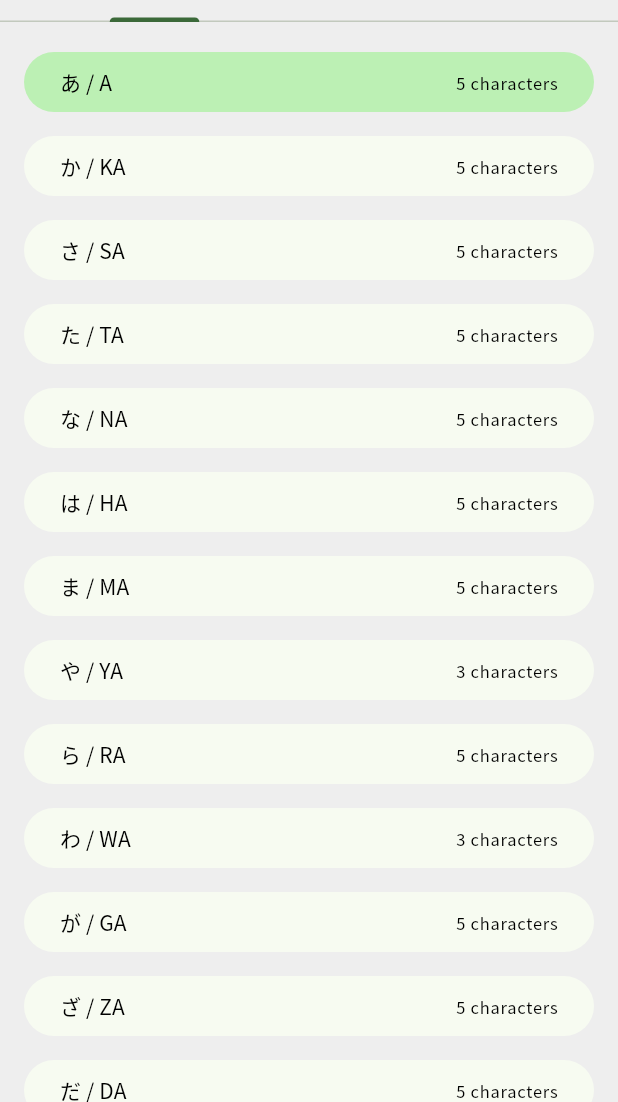
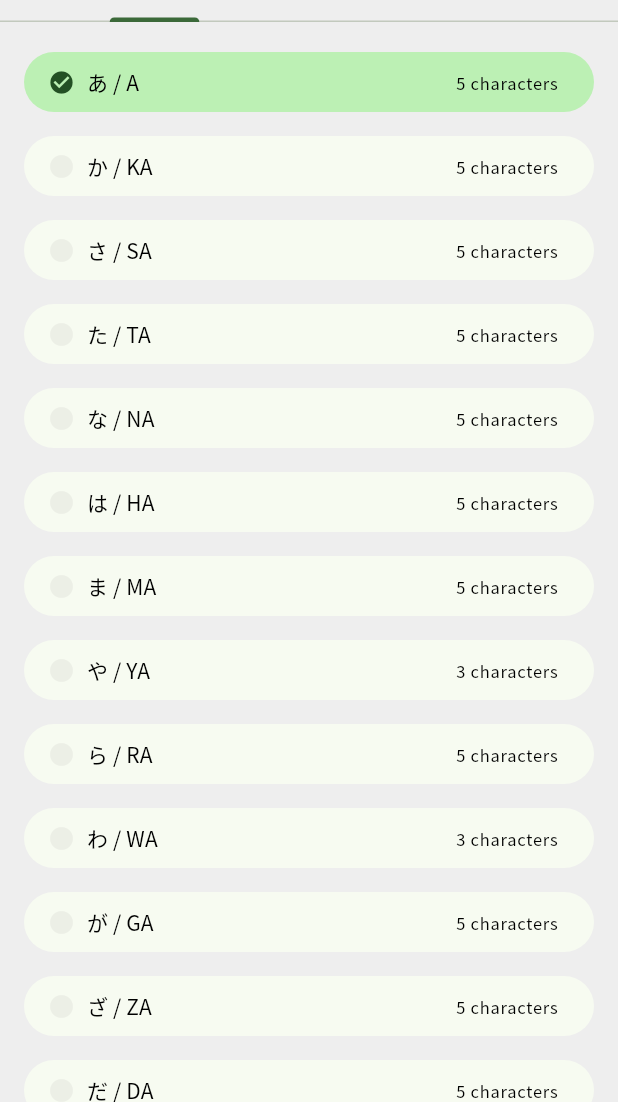
Before and after one commit to ydori/kana, a Flutter app: the DeckScreen screen opened by its route, after a tap on an icon or button, on a phone screen of 412 x 824 dp, the part 134-1236 px from its top. Run offline on Flutter 3.47's test engine with Material 3 defaults, Android fonts, the phone set to English and light mode, and no system bars.

Commit message:
fix(ui): improve deck

```diff
--- a/lib/feature/quiz/deck_screen.dart
+++ b/lib/feature/quiz/deck_screen.dart
@@ -50,7 +50,7 @@ class _DeckScreenState extends State<DeckScreen>
                 onTap: (value) {
                   _pageController.animateToPage(
                     value,
-                    duration: const Duration(milliseconds: 200),
+                    duration: const Duration(milliseconds: 100),
                     curve: Curves.linear,
                   );
                 },
@@ -98,7 +98,13 @@ class DeckItemList extends StatelessWidget {
       itemBuilder: (context, index) {
         final kanaMap = kanaMaps[index];
         final isInDeck = model.kanaMaps.contains(kanaMap);
-        return FilledButton(
+        return FilledButton.icon(
+          icon: Icon(
+            (isInDeck) ? Icons.check_circle : Icons.circle,
+            color: (isInDeck)
+                ? Theme.of(context).colorScheme.onPrimaryContainer
+                : Theme.of(context).colorScheme.surfaceContainer,
+          ),
           style: FilledButton.styleFrom(
             backgroundColor: (isInDeck)
                 ? Theme.of(context).colorScheme.primaryContainer
@@ -109,7 +115,7 @@ class DeckItemList extends StatelessWidget {
                 ? model.removeColumnFromDeck(kanaMap)
                 : model.addColumnToDeck(kanaMap);
           },
-          child: Row(
+          label: Row(
             children: [
               Text(
                 "${kanaMap.entries.first.key} / ${kanaMap.entries.first.value}",
```
